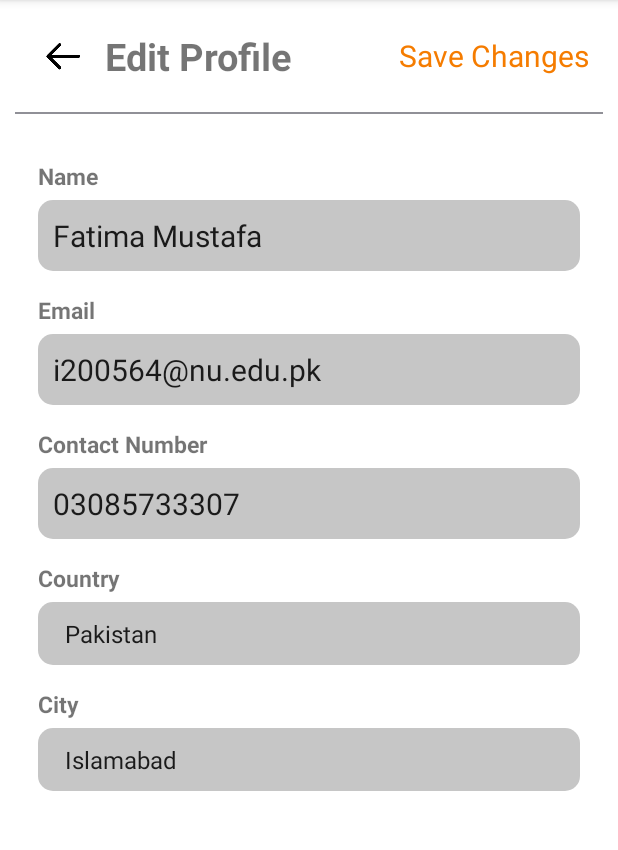
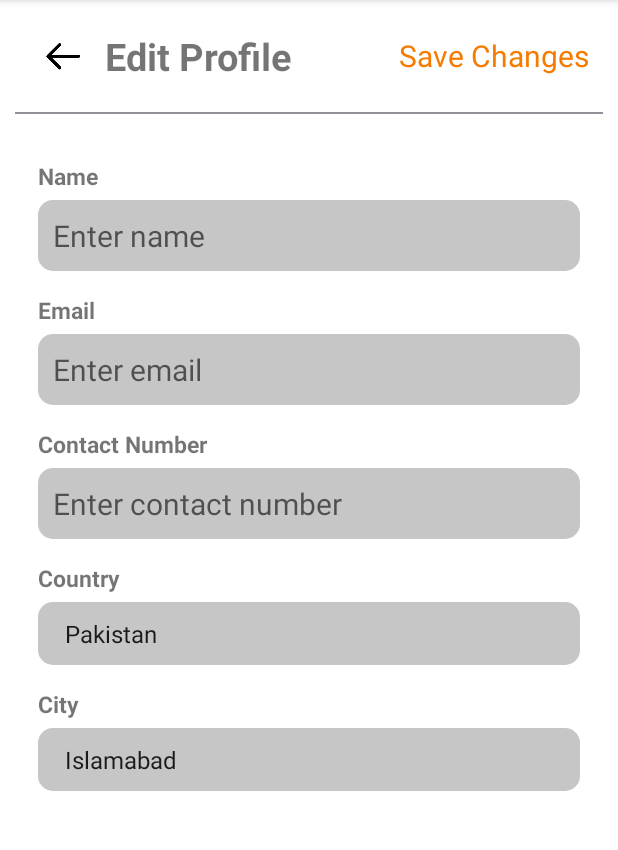
Before and after one commit to fatima-34/i202304_i190421, an Android app: the EditProfile screen opened directly, with no data from a screen before it, on a phone screen of 412 x 824 dp, the part 84-934 px from its top. Run offline under Robolectric (Android 15) with nearby library versions, the phone set to English and light mode, and no system bars.

Commit message:
updates done

```diff
--- a/app/src/main/AndroidManifest.xml
+++ b/app/src/main/AndroidManifest.xml
@@ -1,6 +1,8 @@
 <?xml version="1.0" encoding="utf-8"?>
 <manifest xmlns:android="http://schemas.android.com/apk/res/android"
     xmlns:tools="http://schemas.android.com/tools">
+
+    <uses-permission android:name="android.permission.INTERNET"/>
 
     <application
         android:allowBackup="true"
--- a/app/src/main/java/com/ass2/i202304_i190421/Registeration.java
+++ b/app/src/main/java/com/ass2/i202304_i190421/Registeration.java
@@ -82,7 +82,7 @@ public class Registeration extends AppCompatActivity {
                                 });
                 reference.push().setValue(new User(name.getText().toString(), email.getText().toString(), contact.getText().toString()));
 
-                Intent intent = new Intent(Registeration.this, itemsmain.class);
+                Intent intent = new Intent(Registeration.this, EditProfile.class);
                 startActivity(intent);
                 finish();
             }
--- a/app/src/main/res/layout/activity_edit_profile.xml
+++ b/app/src/main/res/layout/activity_edit_profile.xml
@@ -77,7 +77,6 @@
                 android:layout_width="match_parent"
                 android:layout_height="wrap_content"
                 android:hint="Enter name"
-                android:text="Fatima Mustafa"
                 android:singleLine="true"
                 android:textSize="20dp"
                 android:background="@drawable/roundcorner"
@@ -99,7 +98,6 @@
                 android:layout_width="match_parent"
                 android:layout_height="wrap_content"
                 android:hint="Enter email"
-                android:text="i200564@nu.edu.pk"
                 android:singleLine="true"
                 android:textSize="20dp"
                 android:background="@drawable/roundcorner"
@@ -118,7 +116,6 @@
                 android:layout_marginTop="5dp"
                 android:layout_marginBottom="10dp"
                 android:padding="10dp"
-                android:text="03085733307"
                 android:layout_width="match_parent"
                 android:layout_height="wrap_content"
                 android:hint="Enter contact number"
--- a/app/src/main/res/layout/activity_main.xml
+++ b/app/src/main/res/layout/activity_main.xml
@@ -68,6 +68,7 @@
                 android:hint="Enter email"
                 android:singleLine="true"
                 android:textSize="20dp"
+                android:id="@+id/email"
                 android:background="@drawable/roundcorner"
                 >
             </EditText>
@@ -89,6 +90,7 @@
                 android:hint="Enter password"
                 android:singleLine="true"
                 android:textSize="20dp"
+                android:id="@+id/pw"
                 android:background="@drawable/roundcorner"
                 >
             </EditText>
```
Also changed, not shown: app/src/main/java/com/ass2/i202304_i190421/MainActivity.java (+48 -4 lines).
